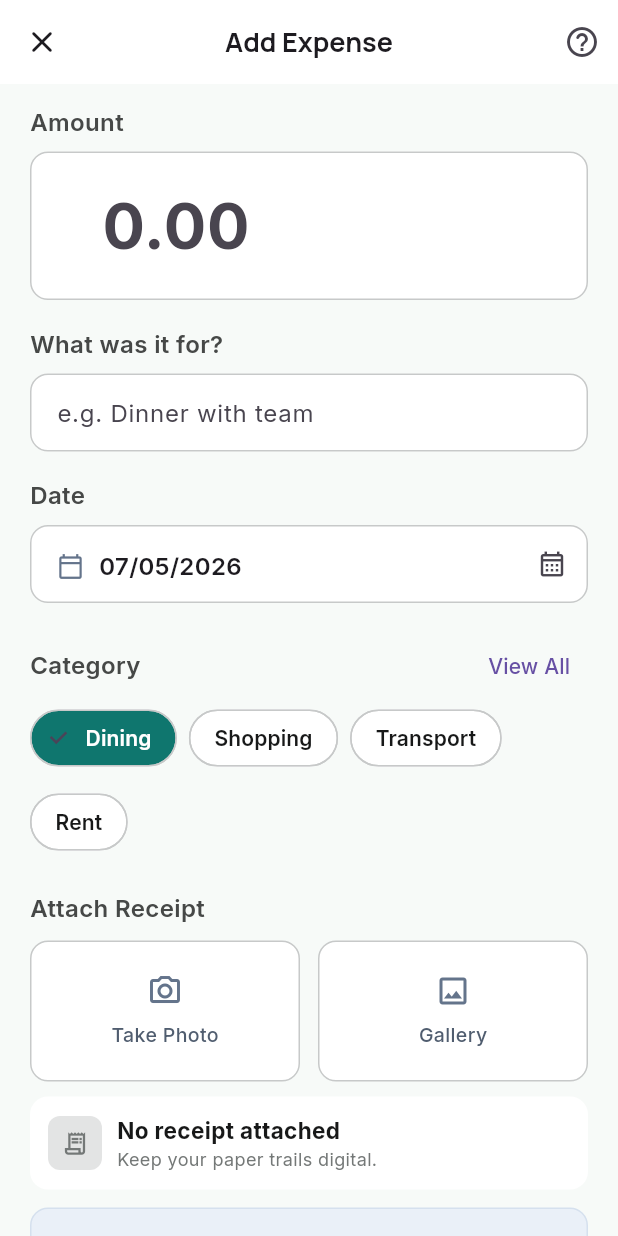
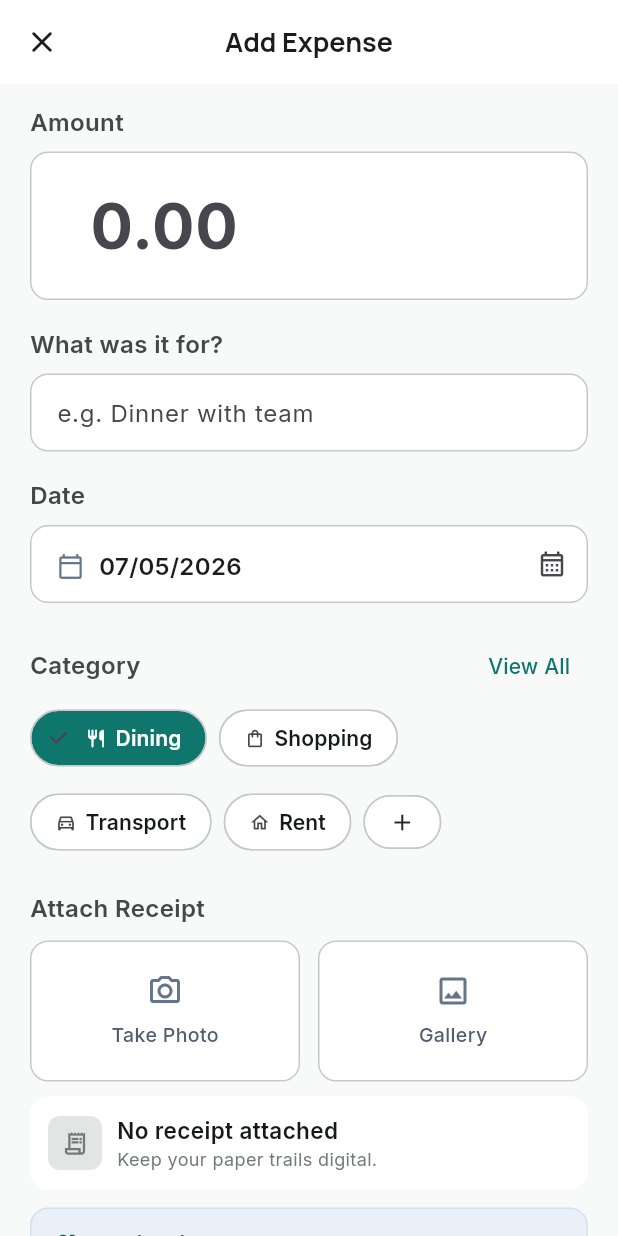
Before and after one commit to bakemonostan/splitspend, a Flutter app: the CreateExpenseScreen screen opened directly, on a phone screen of 412 x 824 dp. Run offline on Flutter 3.47's test engine with Material 3 defaults, Android fonts, the phone set to English and light mode, and no system bars; our stand-ins replace dio, dots_indicator, fluttertoast, google_fonts, image_picker, supabase_flutter; accounts and stored records are empty.

Commit message:
Add receipt upload functionality to ExpensesRepository and integrate image picking in CreateExpenseScreen. Enhance expense creation process by allowing users to attach receipts, improving overall expense management experience.

```diff
--- a/lib/src/features/expenses/screens/create_expense_screen.dart
+++ b/lib/src/features/expenses/screens/create_expense_screen.dart
@@ -1,4 +1,5 @@
 import 'package:flutter/material.dart';
+import 'package:image_picker/image_picker.dart';
 import 'package:split_spend/src/core/ui/app_toast.dart';
 import 'package:split_spend/src/features/expenses/data/expenses_repository.dart';
 import 'package:split_spend/src/features/groups/data/groups_repository.dart';
@@ -16,6 +17,7 @@ class CreateExpenseScreen extends StatefulWidget {
 class _CreateExpenseScreenState extends State<CreateExpenseScreen> {
   final _amountController = TextEditingController();
   final _noteController = TextEditingController();
+  final ImagePicker _picker = ImagePicker();
 
   late final ExpensesRepository _expensesRepo;
   late final GroupsRepository _groupsRepo;
@@ -27,6 +29,7 @@ class _CreateExpenseScreenState extends State<CreateExpenseScreen> {
   String? _selectedGroupId;
   String _selectedCategory = 'Dining';
   DateTime _selectedDate = DateTime.now();
+  XFile? _receipt;
   final List<String> _categories = [
     'Dining',
     'Shopping',
@@ -44,13 +47,28 @@ class _CreateExpenseScreenState extends State<CreateExpenseScreen> {
     _expensesRepo = ExpensesRepository(client);
     _groupsRepo = GroupsRepository(client);
     _loadGroups();
+    _amountController.addListener(_onFieldChanged);
+    _noteController.addListener(_onFieldChanged);
   }
 
   @override
   void dispose() {
+    _amountController.removeListener(_onFieldChanged);
+    _noteController.removeListener(_onFieldChanged);
     _amountController.dispose();
     _noteController.dispose();
     super.dispose();
+  }
+
+  void _onFieldChanged() => setState(() {});
+
+  bool get _canSave {
+    final amount = double.tryParse(_amountController.text.trim());
+    final hasAmount = amount != null && amount > 0;
+    final hasNote = _noteController.text.trim().isNotEmpty;
+    final hasGroup = _selectedGroupId != null && _selectedGroupId!.isNotEmpty;
+    final hasCategory = _selectedCategory.trim().isNotEmpty;
+    return !_saving && hasAmount && hasNote && hasGroup && hasCategory;
   }
 
   Future<void> _loadGroups() async {
@@ -74,31 +92,10 @@ class _CreateExpenseScreenState extends State<CreateExpenseScreen> {
   }
 
   Future<void> _addCustomCategory() async {
-    final controller = TextEditingController();
     final value = await showDialog<String>(
       context: context,
-      builder: (context) => AlertDialog(
-        title: const Text('New category'),
-        content: TextField(
-          controller: controller,
-          autofocus: true,
-          decoration: const InputDecoration(
-            hintText: 'e.g. Fuel',
-          ),
-        ),
-        actions: [
-          TextButton(
-            onPressed: () => Navigator.pop(context),
-            child: const Text('Cancel'),
-          ),
-          FilledButton(
-            onPressed: () => Navigator.pop(context, controller.text),
-            child: const Text('Add'),
-          ),
-        ],
-      ),
+      builder: (context) => const _AddCategoryDialog(),
     );
-    controller.dispose();
 
     final trimmed = value?.trim();
     if (trimmed == null || trimmed.isEmpty) {
@@ -110,6 +107,19 @@ class _CreateExpenseScreenState extends State<CreateExpenseScreen> {
       }
       _selectedCategory = trimmed;
     });
+  }
+
+  Future<void> _pickReceipt(ImageSource source) async {
+    final picked = await _picker.pickImage(
+      source: source,
+      maxWidth: 1800,
+      imageQuality: 88,
+    );
+    if (picked == null || !mounted) {
+      return;
+    }
+    setState(() => _receipt = picked);
+    await AppToast.success('Receipt attached');
   }
 
   Future<void> _save() async {
@@ -129,12 +139,20 @@ class _CreateExpenseScreenState extends State<CreateExpenseScreen> {
 
     setState(() => _saving = true);
     try {
+      String? receiptStoragePath;
+      if (_receipt != null) {
+        receiptStoragePath = await _expensesRepo.uploadExpenseReceipt(
+          groupId: groupId,
+          file: _receipt!,
+        );
+      }
       await _expensesRepo.createExpense(
         groupId: groupId,
         amount: amount,
         category: _selectedCategory,
         note: _noteController.text,
         spentAt: _selectedDate,
+        receiptStoragePath: receiptStoragePath,
       );
       if (!mounted) {
         return;
@@ -237,12 +255,6 @@ class _CreateExpenseScreenState extends State<CreateExpenseScreen> {
           icon: const Icon(Icons.close_rounded),
           onPressed: () => Navigator.of(context).pop(),
         ),
-        actions: [
-          IconButton(
-            onPressed: () {},
-            icon: const Icon(Icons.help_outline_rounded),
-          ),
-        ],
         title: const Text(
           'Add Expense',
           style: TextStyle(fontWeight: FontWeight.w700, fontSize: 18),
@@ -270,7 +282,7 @@ class _CreateExpenseScreenState extends State<CreateExpenseScreen> {
               ),
               decoration: _inputDecoration(
                 '0.00',
-                prefix: '\$',
+                prefix: r'$ ',
                 contentPadding: const EdgeInsets.symmetric(
                   horizontal: 16,
                   vertical: 18,
@@ -338,6 +350,9 @@ class _CreateExpenseScreenState extends State<CreateExpenseScreen> {
                 const Spacer(),
                 TextButton(
                   onPressed: _showAllCategories,
+                  style: TextButton.styleFrom(
+                    foregroundColor: AppPalette.primary500,
+                  ),
                   child: const Text('View All'),
                 ),
               ],
@@ -348,7 +363,20 @@ class _CreateExpenseScreenState extends State<CreateExpenseScreen> {
               children: _categories.take(4)
                   .map(
                     (c) => ChoiceChip(
-                      label: Text(
+                      label: Row(
+                        mainAxisSize: MainAxisSize.min,
+                        children: [
+                          if (_categoryIcon(c) != null) ...[
+                            Icon(
+                              _categoryIcon(c),
+                              size: 14,
+                              color: _selectedCategory == c
+                                  ? Colors.white
+                                  : AppPalette.neutral700,
+                            ),
+                            const SizedBox(width: 6),
+                          ],
+                          Text(
                             c,
                             style: TextStyle(
                               fontWeight: FontWeight.w600,
@@ -356,6 +384,8 @@ class _CreateExpenseScreenState extends State<CreateExpenseScreen> {
                                   ? Colors.white
                                   : AppPalette.neutral900,
                             ),
+                          ),
+                        ],
                       ),
                       selected: _selectedCategory == c,
                       onSelected: (_) => setState(() => _selectedCategory = c),
@@ -367,7 +397,19 @@ class _CreateExpenseScreenState extends State<CreateExpenseScreen> {
                       ),
                     ),
                   )
-                  .toList(),
+                  .toList()
+                ..add(
+                  ChoiceChip(
+                    label: const Icon(Icons.add, size: 18),
+                    selected: false,
+                    onSelected: (_) => _addCustomCategory(),
+                    backgroundColor: Colors.white,
+                    side: BorderSide(color: AppPalette.neutral200),
+                    shape: RoundedRectangleBorder(
+                      borderRadius: BorderRadius.circular(100),
+                    ),
+                  ),
+                ),
             ),
             const SizedBox(height: 22),
             Text(
@@ -379,18 +421,20 @@ class _CreateExpenseScreenState extends State<CreateExpenseScreen> {
             ),
             const SizedBox(height: 10),
             Row(
-              children: const [
+              children: [
                 Expanded(
                   child: _ReceiptActionTile(
                     icon: Icons.photo_camera_outlined,
                     label: 'Take Photo',
+                    onTap: () => _pickReceipt(ImageSource.camera),
                   ),
                 ),
-                SizedBox(width: 12),
+                const SizedBox(width: 12),
                 Expanded(
                   child: _ReceiptActionTile(
                     icon: Icons.image_outlined,
                     label: 'Gallery',
+                    onTap: () => _pickReceipt(ImageSource.gallery),
                   ),
                 ),
               ],
@@ -422,16 +466,20 @@ class _CreateExpenseScreenState extends State<CreateExpenseScreen> {
                     child: Column(
                       crossAxisAlignment: CrossAxisAlignment.start,
                       children: [
-                        const Text(
-                          'No receipt attached',
+                        Text(
+                          _receipt == null
+                              ? 'No receipt attached'
+                              : 'Receipt attached',
                         style: TextStyle(
-                            fontWeight: FontWeight.w700,
+                          fontWeight: FontWeight.w600,
                             fontSize: 15,
                             color: AppPalette.neutral900,
                         ),
                         ),
                         Text(
-                          'Keep your paper trails digital.',
+                          _receipt == null
+                              ? 'Keep your paper trails digital.'
+                              : _receipt!.name,
                           style: TextStyle(
                             color: AppPalette.neutral500,
                             fontSize: 12,
@@ -451,29 +499,57 @@ class _CreateExpenseScreenState extends State<CreateExpenseScreen> {
                 borderRadius: BorderRadius.circular(12),
                 border: Border.all(color: const Color(0xFFD5E0EE)),
               ),
-              child: Row(
+              child: Column(
+                crossAxisAlignment: CrossAxisAlignment.stretch,
                 children: [
-                  const Icon(Icons.group_outlined, color: AppPalette.primary600),
-                  const SizedBox(width: 8),
-                  const Text(
+                  Row(
+                    children: const [
+                      Icon(Icons.group_outlined, color: AppPalette.primary600),
+                      SizedBox(width: 8),
+                      Text(
                         'Split with group',
                         style: TextStyle(
                           fontWeight: FontWeight.w700,
                           fontSize: 16,
                         ),
                       ),
-                  const Spacer(),
+                      Spacer(),
+                      Text(
+                        'Equally',
+                        style: TextStyle(
+                          color: AppPalette.primary600,
+                          fontWeight: FontWeight.w600,
+                          fontSize: 13,
+                        ),
+                      ),
+                    ],
+                  ),
+                  const SizedBox(height: 10),
                   if (_loadingGroups)
-                    const SizedBox(
-                      width: 16,
-                      height: 16,
+                    const Padding(
+                      padding: EdgeInsets.symmetric(vertical: 8),
+                      child: Center(
+                        child: SizedBox(
+                          width: 18,
+                          height: 18,
                           child: CircularProgressIndicator(strokeWidth: 2),
+                        ),
+                      ),
                     )
                   else
-                    DropdownButtonHideUnderline(
+                    DecoratedBox(
+                      decoration: BoxDecoration(
+                        color: Colors.white,
+                        borderRadius: BorderRadius.circular(10),
+                        border: Border.all(color: AppPalette.neutral200),
+                      ),
+                      child: Padding(
+                        padding: const EdgeInsets.symmetric(horizontal: 10),
+                        child: DropdownButtonHideUnderline(
                           child: DropdownButton<String>(
+                            isExpanded: true,
                             value: _selectedGroupId,
-                        hint: const Text('Pick'),
+                            hint: const Text('Pick group'),
                             onChanged: (v) => setState(() => _selectedGroupId = v),
                             items: _groups
                                 .where((g) => g.id != null)
@@ -486,6 +562,8 @@ class _CreateExpenseScreenState extends State<CreateExpenseScreen> {
                                 .toList(),
                           ),
                         ),
+                      ),
+                    ),
                 ],
               ),
             ),
@@ -493,7 +571,7 @@ class _CreateExpenseScreenState extends State<CreateExpenseScreen> {
             SizedBox(
               height: 52,
               child: FilledButton.icon(
-                onPressed: _saving ? null : _save,
+                onPressed: _canSave ? _save : null,
                 style: FilledButton.styleFrom(
                   backgroundColor: AppPalette.primary500,
                   foregroundColor: Colors.white,
@@ -527,6 +605,11 @@ class _CreateExpenseScreenState extends State<CreateExpenseScreen> {
     return InputDecoration(
       hintText: hint,
       prefixText: prefix,
+      prefixStyle: const TextStyle(
+        fontSize: 22,
+        fontWeight: FontWeight.w700,
+        color: AppPalette.neutral500,
+      ),
       filled: true,
       fillColor: Colors.white,
       contentPadding:
@@ -546,20 +629,40 @@ class _CreateExpenseScreenState extends State<CreateExpenseScreen> {
       ),
     );
   }
+
+  IconData? _categoryIcon(String category) {
+    switch (category.toLowerCase()) {
+      case 'dining':
+        return Icons.restaurant_rounded;
+      case 'shopping':
+        return Icons.shopping_bag_outlined;
+      case 'transport':
+        return Icons.directions_car_outlined;
+      case 'rent':
+        return Icons.home_outlined;
+      default:
+        return null;
+    }
+  }
 }
 
 class _ReceiptActionTile extends StatelessWidget {
   const _ReceiptActionTile({
     required this.icon,
     required this.label,
+    this.onTap,
   });
 
   final IconData icon;
   final String label;
+  final VoidCallback? onTap;
 
   @override
   Widget build(BuildContext context) {
-    return Container(
+    return InkWell(
+      onTap: onTap,
+      borderRadius: BorderRadius.circular(12),
+      child: Container(
         height: 94,
         decoration: BoxDecoration(
           color: Colors.white,
@@ -584,6 +687,54 @@ class _ReceiptActionTile extends StatelessWidget {
             ),
           ],
         ),
+      ),
     );
   }
 }
+
+class _AddCategoryDialog extends StatefulWidget {
+  const _AddCategoryDialog();
+
+  @override
+  State<_AddCategoryDialog> createState() => _AddCategoryDialogState();
+}
+
+class _AddCategoryDialogState extends State<_AddCategoryDialog> {
+  late final TextEditingController _controller;
+
+  @override
+  void initState() {
+    super.initState();
+    _controller = TextEditingController();
+  }
+
+  @override
+  void dispose() {
+    _controller.dispose();
+    super.dispose();
+  }
+
+  @override
+  Widget build(BuildContext context) {
+    return AlertDialog(
+      title: const Text('New category'),
+      content: TextField(
+        controller: _controller,
+        autofocus: true,
+        decoration: const InputDecoration(
+          hintText: 'e.g. Fuel',
+        ),
+      ),
+      actions: [
+        TextButton(
+          onPressed: () => Navigator.pop(context),
+          child: const Text('Cancel'),
+        ),
+        FilledButton(
+          onPressed: () => Navigator.pop(context, _controller.text),
+          child: const Text('Add'),
+        ),
+      ],
+    );
+  }
+}
```
Also changed, not shown: lib/src/features/expenses/data/expenses_repository.dart (+38 -0 lines). Lines whose indentation alone changed are shown as unchanged.
